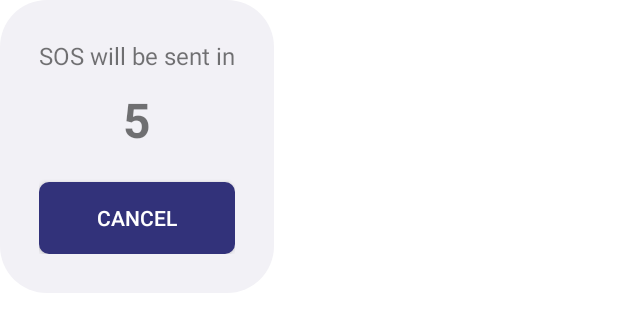
After one commit to kasunjayasingha/miigras-app, an Android app: the layout dialog_sos.xml on its own in the app's theme, with its tools: preview values and no code run, on a phone screen of 412 x 824 dp. The commit adds this screen. Shown: the top 332 px of the screen. Run offline under Robolectric (Android 15) with nearby library versions, the phone set to English and light mode, and no system bars.

Commit message:
SOS Process done.

```diff
--- /dev/null
+++ b/app/src/main/res/drawable/ic_report_em.xml
@@ -0,0 +1,5 @@
+<vector xmlns:android="http://schemas.android.com/apk/res/android" android:height="30dp" android:tint="#21234F" android:viewportHeight="24" android:viewportWidth="24" android:width="30dp">
+
+    <path android:fillColor="@android:color/white" android:pathData="M12,5.99L19.53,19L4.47,19L12,5.99M12,2L1,21h22L12,2zM13,16h-2v2h2v-2zM13,10h-2v4h2v-4z"/>
+
+</vector>
--- /dev/null
+++ b/app/src/main/res/drawable/rounded_dialog_background.xml
@@ -0,0 +1,19 @@
+<?xml version="1.0" encoding="utf-8"?>
+<shape xmlns:android="http://schemas.android.com/apk/res/android"
+    android:shape="rectangle">
+
+    <solid android:color="@color/light_blue"/>
+    <corners
+        android:radius="@dimen/_24sdp"
+        />
+    <padding
+        android:left="@dimen/_16sdp"
+        android:top="@dimen/_16sdp"
+        android:right="@dimen/_16sdp"
+        android:bottom="@dimen/_16sdp" />
+
+<!--    <stroke-->
+<!--        android:width="@dimen/_2sdp"-->
+<!--        android:color="#FF4081" />-->
+
+</shape>
--- /dev/null
+++ b/app/src/main/res/drawable/text_msg_icon.xml
@@ -0,0 +1,5 @@
+<vector xmlns:android="http://schemas.android.com/apk/res/android" android:height="24dp" android:tint="#21234F" android:viewportHeight="24" android:viewportWidth="24" android:width="24dp">
+
+    <path android:fillColor="@android:color/white" android:pathData="M20,2L4,2c-1.1,0 -2,0.9 -2,2v18l4,-4h14c1.1,0 2,-0.9 2,-2L22,4c0,-1.1 -0.9,-2 -2,-2zM20,16L6,16l-2,2L4,4h16v12zM7,9h2v2L7,11zM11,9h2v2h-2zM15,9h2v2h-2z"/>
+
+</vector>
--- /dev/null
+++ b/app/src/main/res/layout/dialog_sos.xml
@@ -0,0 +1,36 @@
+<?xml version="1.0" encoding="utf-8"?>
+<LinearLayout xmlns:android="http://schemas.android.com/apk/res/android"
+    android:layout_width="wrap_content"
+    android:layout_height="wrap_content"
+    android:padding="@dimen/_20sdp"
+    android:orientation="vertical"
+    android:background="@drawable/rounded_dialog_background"
+    android:gravity="center">
+
+    <TextView
+        android:id="@+id/tvCountdown"
+        android:layout_width="wrap_content"
+        android:layout_height="wrap_content"
+        android:text="SOS will be sent in"
+        android:textSize="16sp"
+        android:layout_marginBottom="10dp" />
+
+    <TextView
+        android:id="@+id/tvCountdownTimer"
+        android:layout_width="wrap_content"
+        android:layout_height="wrap_content"
+        android:text="5"
+        android:textSize="32sp"
+        android:textStyle="bold"
+        android:layout_marginBottom="20dp" />
+
+    <androidx.appcompat.widget.AppCompatButton
+        android:id="@+id/btnCancel"
+        android:layout_width="match_parent"
+        android:layout_height="wrap_content"
+        android:layout_alignParentBottom="true"
+        android:text="Cancel"
+        android:textColor="@color/white"
+        android:background="@drawable/shape_button1"
+        />
+</LinearLayout>
```
Also changed, not shown: app/src/main/java/com/kasunjay/miigras_app/Activity/HomeActivity.java (+127 -4 lines), app/src/main/res/layout/activity_home.xml (+4 -3 lines), app/src/main/res/drawable/news_1.jpg (added), app/src/main/res/drawable/news_2.jpg (added).
